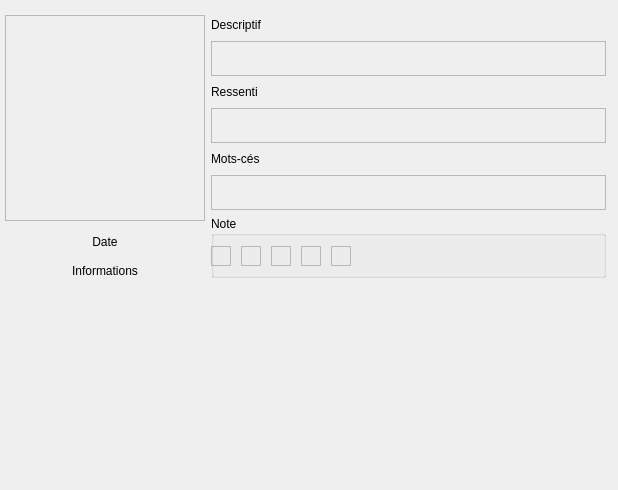
Above: photocard.ui from baptistegasser/Bibliotheque_Photo before the change. Below: the same form after it.
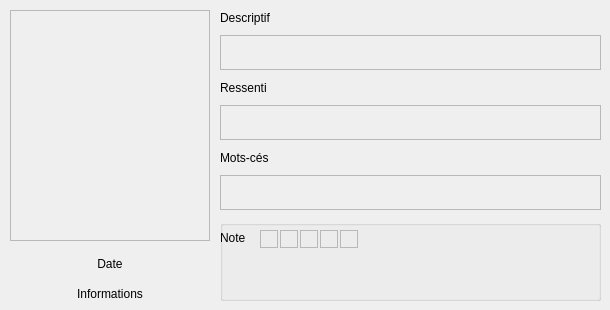
That is the form after the change.

```diff
--- a/photocard.ui
+++ b/photocard.ui
@@ -6,8 +6,8 @@
    <rect>
     <x>0</x>
     <y>0</y>
-    <width>618</width>
-    <height>490</height>
+    <width>610</width>
+    <height>310</height>
    </rect>
   </property>
   <property name="windowTitle">
@@ -17,23 +17,26 @@
    <property name="geometry">
     <rect>
      <x>0</x>
-     <y>10</y>
+     <y>0</y>
      <width>611</width>
-     <height>273</height>
+     <height>311</height>
     </rect>
    </property>
    <layout class="QHBoxLayout" name="horizontalLayout">
+    <property name="spacing">
+     <number>10</number>
+    </property>
     <property name="leftMargin">
-     <number>5</number>
+     <number>10</number>
     </property>
     <property name="topMargin">
-     <number>5</number>
+     <number>10</number>
     </property>
     <property name="rightMargin">
-     <number>5</number>
+     <number>10</number>
     </property>
     <property name="bottomMargin">
-     <number>5</number>
+     <number>10</number>
     </property>
     <item>
      <layout class="QVBoxLayout" name="verticalLayout">
@@ -64,7 +67,7 @@
         <property name="maximumSize">
          <size>
           <width>16777215</width>
-          <height>30</height>
+          <height>25</height>
          </size>
         </property>
         <property name="text">
@@ -106,7 +109,7 @@
         <property name="maximumSize">
          <size>
           <width>16777215</width>
-          <height>20</height>
+          <height>15</height>
          </size>
         </property>
         <property name="text">
@@ -130,7 +133,7 @@
           <rect>
            <x>0</x>
            <y>0</y>
-           <width>389</width>
+           <width>375</width>
            <height>33</height>
           </rect>
          </property>
@@ -142,7 +145,7 @@
         <property name="maximumSize">
          <size>
           <width>16777215</width>
-          <height>20</height>
+          <height>15</height>
          </size>
         </property>
         <property name="text">
@@ -166,7 +169,7 @@
           <rect>
            <x>0</x>
            <y>0</y>
-           <width>389</width>
+           <width>375</width>
            <height>33</height>
           </rect>
          </property>
@@ -178,7 +181,7 @@
         <property name="maximumSize">
          <size>
           <width>16777215</width>
-          <height>20</height>
+          <height>15</height>
          </size>
         </property>
         <property name="text">
@@ -202,7 +205,7 @@
           <rect>
            <x>0</x>
            <y>0</y>
-           <width>389</width>
+           <width>375</width>
            <height>33</height>
           </rect>
          </property>
@@ -212,15 +215,15 @@
       <item>
        <widget class="QGroupBox" name="stars_group">
         <property name="title">
-         <string>Note</string>
+         <string/>
         </property>
         <widget class="QFrame" name="star5_frame">
          <property name="geometry">
           <rect>
            <x>120</x>
-           <y>30</y>
-           <width>20</width>
-           <height>20</height>
+           <y>10</y>
+           <width>18</width>
+           <height>18</height>
           </rect>
          </property>
          <property name="sizePolicy">
@@ -231,14 +234,14 @@
          </property>
          <property name="minimumSize">
           <size>
-           <width>20</width>
-           <height>20</height>
+           <width>18</width>
+           <height>18</height>
           </size>
          </property>
          <property name="maximumSize">
           <size>
-           <width>20</width>
-           <height>20</height>
+           <width>18</width>
+           <height>18</height>
           </size>
          </property>
          <property name="frameShape">
@@ -251,10 +254,10 @@
         <widget class="QFrame" name="star2_frame">
          <property name="geometry">
           <rect>
-           <x>30</x>
-           <y>30</y>
-           <width>20</width>
-           <height>20</height>
+           <x>60</x>
+           <y>10</y>
+           <width>18</width>
+           <height>18</height>
           </rect>
          </property>
          <property name="sizePolicy">
@@ -265,14 +268,14 @@
          </property>
          <property name="minimumSize">
           <size>
-           <width>20</width>
-           <height>20</height>
+           <width>18</width>
+           <height>18</height>
           </size>
          </property>
          <property name="maximumSize">
           <size>
-           <width>20</width>
-           <height>20</height>
+           <width>18</width>
+           <height>18</height>
           </size>
          </property>
          <property name="frameShape">
@@ -285,10 +288,10 @@
         <widget class="QFrame" name="star4_frame">
          <property name="geometry">
           <rect>
-           <x>90</x>
-           <y>30</y>
-           <width>20</width>
-           <height>20</height>
+           <x>100</x>
+           <y>10</y>
+           <width>18</width>
+           <height>18</height>
           </rect>
          </property>
          <property name="sizePolicy">
@@ -299,14 +302,14 @@
          </property>
          <property name="minimumSize">
           <size>
-           <width>20</width>
-           <height>20</height>
+           <width>18</width>
+           <height>18</height>
           </size>
          </property>
          <property name="maximumSize">
           <size>
-           <width>20</width>
-           <height>20</height>
+           <width>18</width>
+           <height>18</height>
           </size>
          </property>
          <property name="frameShape">
@@ -319,10 +322,10 @@
         <widget class="QFrame" name="star1_frame">
          <property name="geometry">
           <rect>
-           <x>0</x>
-           <y>30</y>
-           <width>20</width>
-           <height>20</height>
+           <x>40</x>
+           <y>10</y>
+           <width>18</width>
+           <height>18</height>
           </rect>
          </property>
          <property name="sizePolicy">
@@ -333,14 +336,14 @@
          </property>
          <property name="minimumSize">
           <size>
-           <width>20</width>
-           <height>20</height>
+           <width>18</width>
+           <height>18</height>
           </size>
          </property>
          <property name="maximumSize">
           <size>
-           <width>20</width>
-           <height>20</height>
+           <width>18</width>
+           <height>18</height>
           </size>
          </property>
          <property name="frameShape">
@@ -353,10 +356,10 @@
         <widget class="QFrame" name="star3_frame">
          <property name="geometry">
           <rect>
-           <x>60</x>
-           <y>30</y>
-           <width>20</width>
-           <height>20</height>
+           <x>80</x>
+           <y>10</y>
+           <width>18</width>
+           <height>18</height>
           </rect>
          </property>
          <property name="sizePolicy">
@@ -367,14 +370,14 @@
          </property>
          <property name="minimumSize">
           <size>
-           <width>20</width>
-           <height>20</height>
+           <width>18</width>
+           <height>18</height>
           </size>
          </property>
          <property name="maximumSize">
           <size>
-           <width>20</width>
-           <height>20</height>
+           <width>18</width>
+           <height>18</height>
           </size>
          </property>
          <property name="frameShape">
@@ -384,6 +387,19 @@
           <enum>QFrame::Raised</enum>
          </property>
         </widget>
+        <widget class="QLabel" name="title">
+         <property name="geometry">
+          <rect>
+           <x>0</x>
+           <y>10</y>
+           <width>41</width>
+           <height>16</height>
+          </rect>
+         </property>
+         <property name="text">
+          <string>Note</string>
+         </property>
+        </widget>
        </widget>
       </item>
      </layout>
```
Left out of the diff: 22 changed lines with no effect on the pictures.
